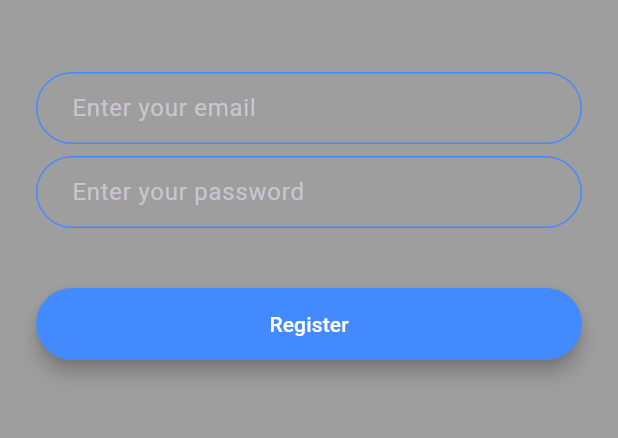
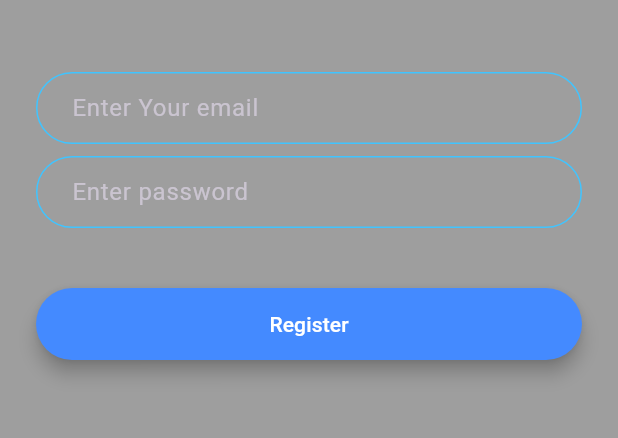
Before and after one commit to HitanshKhosla/Chat_App, a Flutter app: the RegistrationScreen screen opened directly, on a phone screen of 412 x 824 dp, the part 576-1014 px from its top. Run offline on Flutter 3.47's test engine with Material 3 defaults, Android fonts, the phone set to English and light mode, and no system bars; our stand-ins replace animated_text_kit.

Commit message:
Initial commit

```diff
--- a/lib/constants.dart
+++ b/lib/constants.dart
@@ -17,3 +17,19 @@ const kMessageContainerDecoration = BoxDecoration(
     top: BorderSide(color: Colors.lightBlueAccent, width: 2.0),
   ),
 );
+
+const kDecoration = InputDecoration(
+  hintText: '',
+  contentPadding: EdgeInsets.symmetric(vertical: 10.0, horizontal: 20.0),
+  border: OutlineInputBorder(
+    borderRadius: BorderRadius.all(Radius.circular(32.0)),
+  ),
+  enabledBorder: OutlineInputBorder(
+    borderSide: BorderSide(color: Colors.lightBlueAccent, width: 1.0),
+    borderRadius: BorderRadius.all(Radius.circular(32.0)),
+  ),
+  focusedBorder: OutlineInputBorder(
+    borderSide: BorderSide(color: Colors.lightBlueAccent, width: 2.0),
+    borderRadius: BorderRadius.all(Radius.circular(32.0)),
+  ),
+);
--- a/lib/screens/registartaion_screen.dart
+++ b/lib/screens/registartaion_screen.dart
@@ -1,3 +1,4 @@
+import 'package:flash_chat/constants.dart';
 import 'package:flutter/material.dart';
 
 class RegistrationScreen extends StatefulWidget {
@@ -30,23 +31,7 @@ class _RegistrationScreenState extends State<RegistrationScreen> {
                 onChanged: (value) {
                   //Do something with the user input.
                 },
-              decoration: InputDecoration(
-                hintText: 'Enter your email',
-                contentPadding:
-                EdgeInsets.symmetric(vertical: 10.0, horizontal: 20.0),
-                border: OutlineInputBorder(
-                  borderRadius: BorderRadius.all(Radius.circular(32.0)),
-                ),
-                enabledBorder: OutlineInputBorder(
-                  borderSide: BorderSide(color: Colors.blueAccent, width: 1.0),
-                  borderRadius: BorderRadius.all(Radius.circular(32.0)),
-                ),
-                focusedBorder: OutlineInputBorder(
-                  borderSide: BorderSide(color: Colors.blueAccent, width: 2.0),
-                  borderRadius: BorderRadius.all(Radius.circular(32.0)),
-                ),
-              ),
-            ),
+                decoration: kDecoration.copyWith(hintText: "Enter Your email")),
             SizedBox(
               height: 8.0,
             ),
@@ -54,23 +39,7 @@ class _RegistrationScreenState extends State<RegistrationScreen> {
                 onChanged: (value) {
                   //Do something with the user input.
                 },
-              decoration: InputDecoration(
-                hintText: 'Enter your password',
-                contentPadding:
-                EdgeInsets.symmetric(vertical: 10.0, horizontal: 20.0),
-                border: OutlineInputBorder(
-                  borderRadius: BorderRadius.all(Radius.circular(32.0)),
-                ),
-                enabledBorder: OutlineInputBorder(
-                  borderSide: BorderSide(color: Colors.blueAccent, width: 1.0),
-                  borderRadius: BorderRadius.all(Radius.circular(32.0)),
-                ),
-                focusedBorder: OutlineInputBorder(
-                  borderSide: BorderSide(color: Colors.blueAccent, width: 2.0),
-                  borderRadius: BorderRadius.all(Radius.circular(32.0)),
-                ),
-              ),
-            ),
+                decoration: kDecoration.copyWith(hintText: 'Enter password')),
             SizedBox(
               height: 24.0,
             ),
```
Also changed, not shown: lib/components/round_button.dart (+3 -4 lines), lib/screens/login_screen.dart (+6 -57 lines), lib/screens/welcome_screen.dart (+4 -3 lines). Lines whose indentation alone changed are shown as unchanged.
